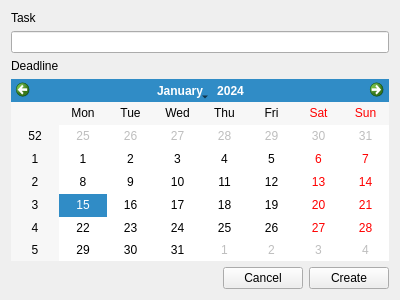
tinbuiwd/todoqt, file calendar.ui: the form before one commit.
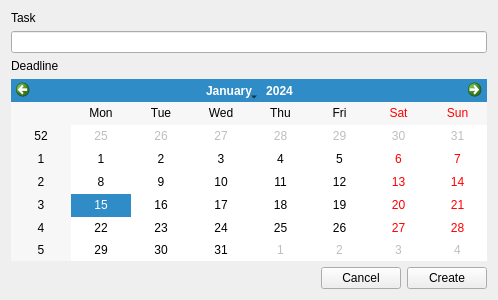
The form after the commit.

What changed in the file:
```diff
--- a/calendar.ui
+++ b/calendar.ui
@@ -6,7 +6,7 @@
    <rect>
     <x>0</x>
     <y>0</y>
-    <width>400</width>
+    <width>498</width>
     <height>300</height>
    </rect>
   </property>
```
